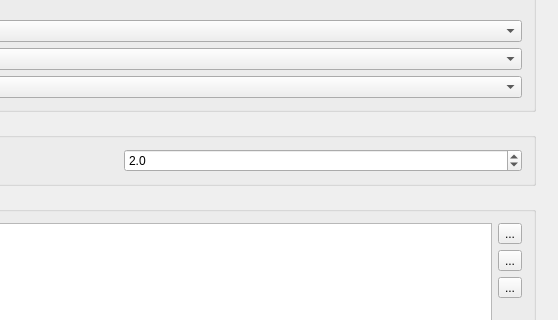
Before: the Qt Designer form src/ui/qgsoptionsbase.ui in qgis/QGIS, drawn with Qt 5; both pictures show x 471 to 1029 and y 215 to 535 of the 1029 by 726 pixel window.
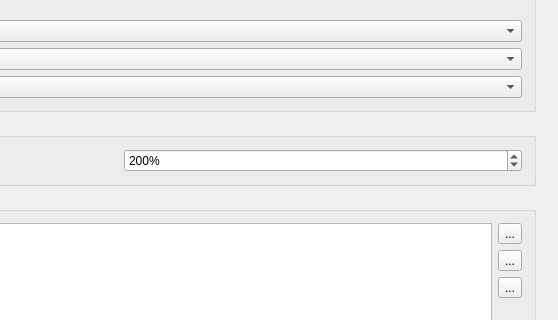
After: the same form once the commit is applied. The open tabs and pages were chosen to show the change. Icons and pictures are not drawn. Custom widgets are drawn as their Qt base class.

Commit message: change zoom factor value to percent

Diff of the .ui file:
```diff
--- a/src/ui/qgsoptionsbase.ui
+++ b/src/ui/qgsoptionsbase.ui
@@ -3440,15 +3440,21 @@
                    </widget>
                   </item>
                   <item row="0" column="1">
-                   <widget class="QDoubleSpinBox" name="spinZoomFactor">
-                    <property name="decimals">
-                     <number>1</number>
+                   <widget class="QSpinBox" name="spinZoomFactor">
+                    <property name="suffix">
+                     <string>%</string>
                     </property>
                     <property name="minimum">
-                     <double>1.100000000000000</double>
+                     <number>100</number>
+                    </property>
+                    <property name="maximum">
+                     <number>999999999</number>
+                    </property>
+                    <property name="singleStep">
+                     <number>100</number>
                     </property>
                     <property name="value">
-                     <double>2.000000000000000</double>
+                     <number>200</number>
                     </property>
                    </widget>
                   </item>
```
The commit also changes 2 other files.
